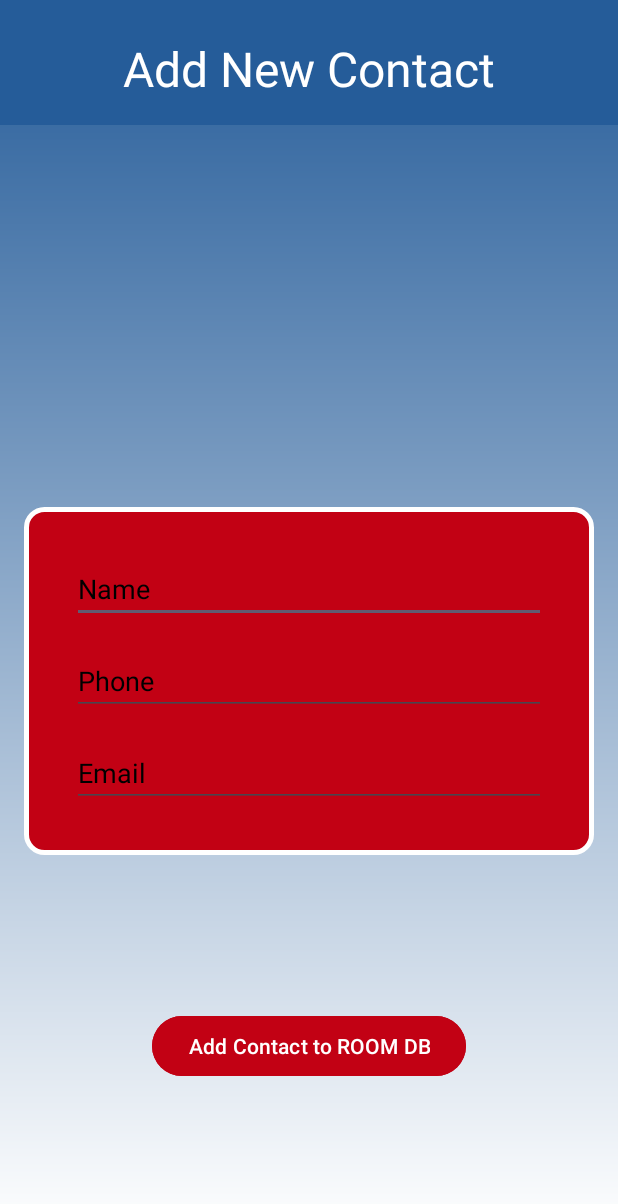
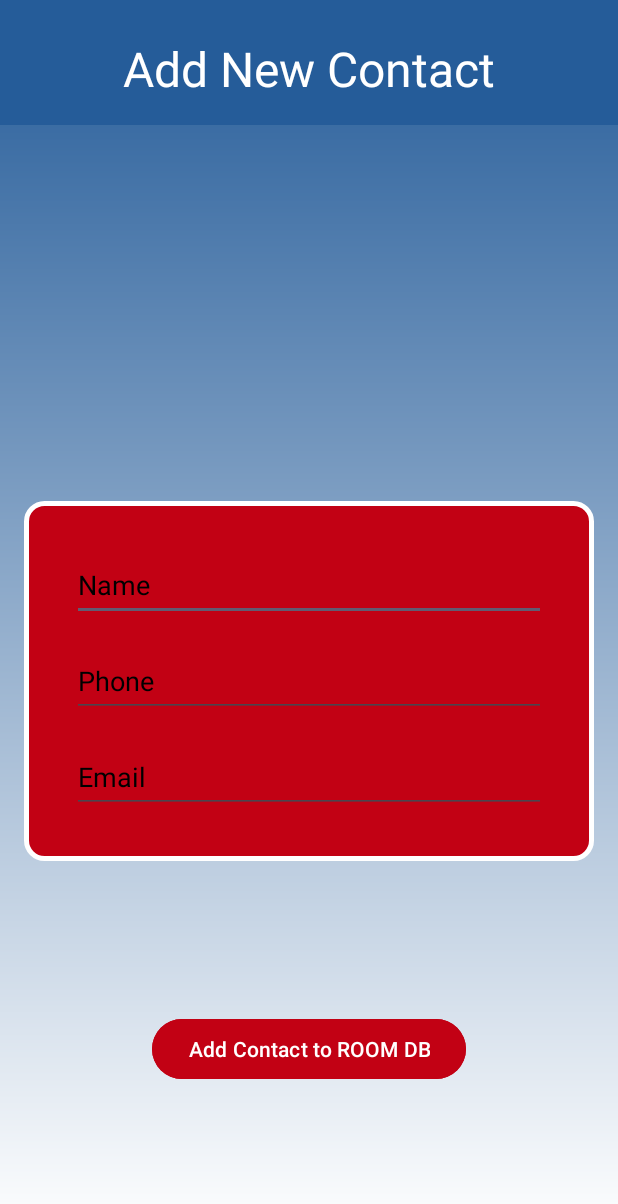
Before and after one commit to CGreenP/Contacts-Manager, an Android app: the AddNewContactActivity screen opened directly, with no data from a screen before it, on a phone screen of 412 x 824 dp. Shown: the top 1204 px of the screen. Run offline under Robolectric (Android 15) with nearby library versions, the phone set to English and light mode, and no system bars; our stand-ins replace Room's generated code, data binding.

Commit message:
UI improvements

```diff
--- a/app/src/main/res/layout/activity_add_new_contact.xml
+++ b/app/src/main/res/layout/activity_add_new_contact.xml
@@ -60,6 +60,7 @@
             android:layout_marginStart="16dp"
             android:layout_marginTop="16dp"
             android:layout_marginEnd="16dp"
+            android:minHeight="48dp"
             android:hint="Name"
             android:text="@={contact.name}"
             android:textColor="@color/white"
@@ -76,6 +77,7 @@
             android:layout_marginStart="16dp"
             android:layout_marginTop="16dp"
             android:layout_marginEnd="16dp"
+            android:minHeight="48dp"
             android:hint="Phone"
             android:inputType="phone"
             android:text="@={contact.phone}"
@@ -93,6 +95,7 @@
             android:layout_marginTop="16dp"
             android:layout_marginEnd="16dp"
             android:layout_marginBottom="16dp"
+            android:minHeight="48dp"
             android:hint="Email"
             android:text="@={contact.email}"
             android:textColor="@color/white"
--- a/app/src/main/res/layout/activity_main.xml
+++ b/app/src/main/res/layout/activity_main.xml
@@ -57,6 +57,7 @@
             android:backgroundTint="#c20114"
             android:onClick="@{clickHandler::onFABClicked}"
             android:src="@drawable/baseline_add_24"
+            android:contentDescription="Add New Contact"
             app:layout_constraintBottom_toBottomOf="parent"
             app:layout_constraintEnd_toEndOf="parent" />
 
```
